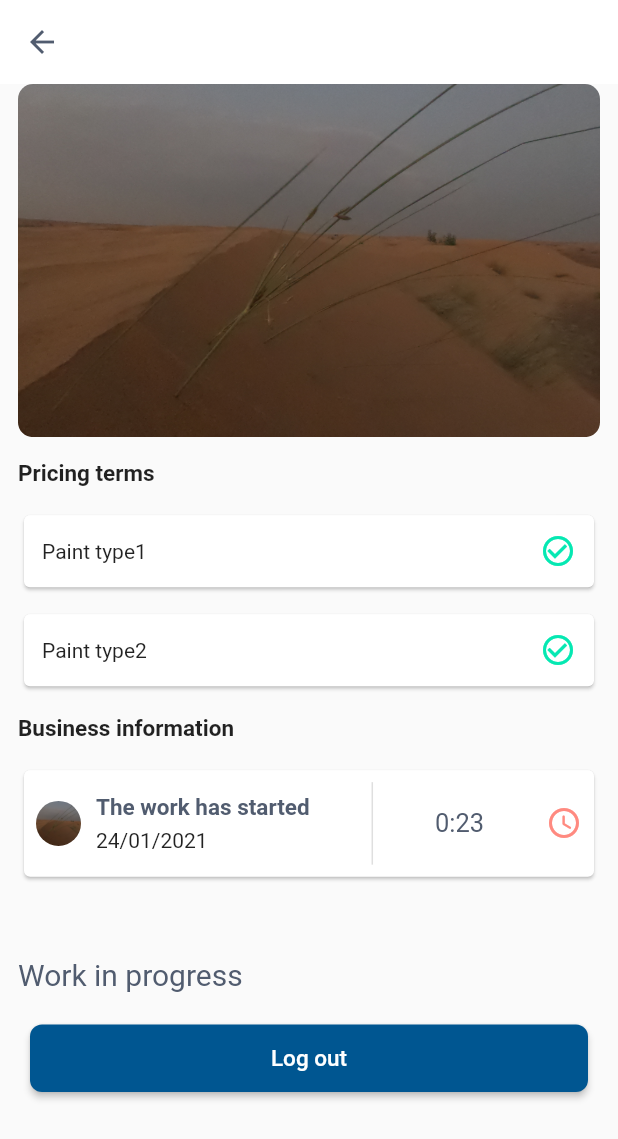
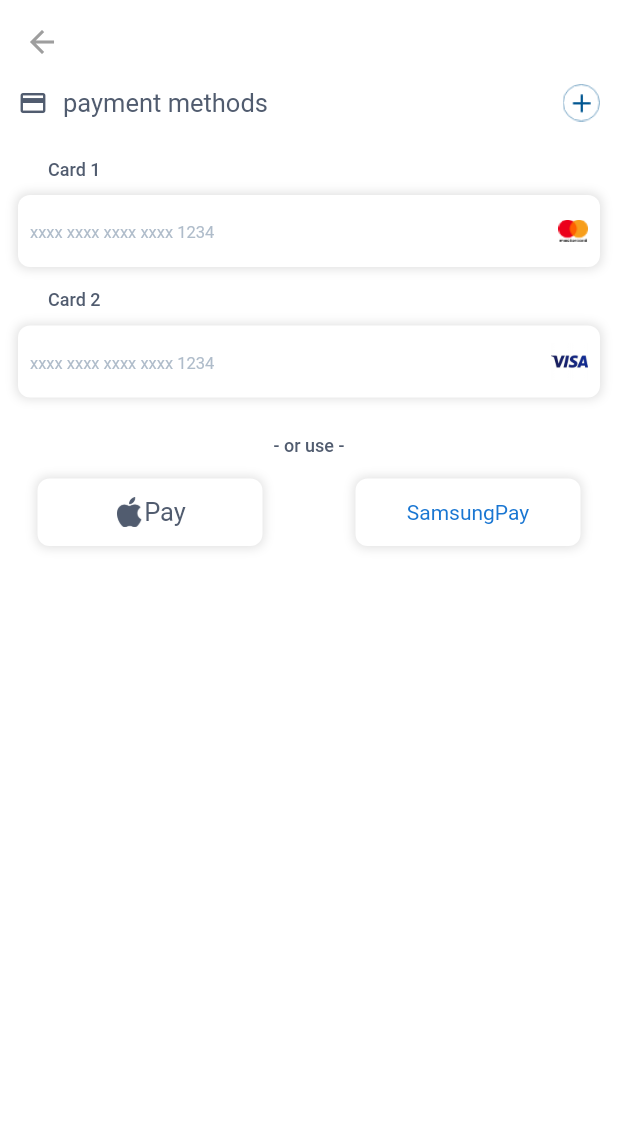
Before and after one commit to Ardhra-Vibin/my_ess, a Flutter app: the PricingTermsScreen screen opened directly, after a tap on "Log out", on a phone screen of 412 x 824 dp. Shown: the top 1139 px of the screen. Run offline on Flutter 3.47's test engine with Material 2 defaults, Android fonts, the phone set to English and light mode, and no system bars; our stand-ins replace flutter_custom_clippers, material_design_icons_flutter, pin_code_fields, scrollable_positioned_list, shared_preferences; missing offline and left inert: dropdown_date_picker; accounts and stored records are empty.

Commit message:
card screens added

```diff
--- a/lib/Views/Categories/sub_categories_screen.dart
+++ b/lib/Views/Categories/sub_categories_screen.dart
@@ -1,6 +1,7 @@
 import 'package:dropdown_date_picker/dropdown_date_picker.dart';
 import 'package:flutter/cupertino.dart';
 import 'package:flutter/material.dart';
+import 'package:flutter_ess_app/Views/Chat/chat_screen.dart';
 import 'package:flutter_ess_app/Views/widgets.dart';
 import 'package:material_design_icons_flutter/material_design_icons_flutter.dart';
 import 'package:scrollable_positioned_list/scrollable_positioned_list.dart';
@@ -360,7 +361,8 @@ class _SubCategoriesState extends State<SubCategories> {
                                                             duration: Duration(milliseconds: 500),
                                                             curve: Curves.ease,
                                                           );
-                                                         // Navigator.push(context, MaterialPageRoute(builder: (context)=>))
+                                                          Navigator.push(context, MaterialPageRoute(builder: (context)=>ChatScreen(),
+                                                          ));
                                                         },
                                                           color:second,
                                                           height: 45,
--- a/lib/Views/WorkProgress/pricing_terms_screen.dart
+++ b/lib/Views/WorkProgress/pricing_terms_screen.dart
@@ -1,5 +1,6 @@
 import 'package:flutter/cupertino.dart';
 import 'package:flutter/material.dart';
+import 'package:flutter_ess_app/Views/payment/paymentmethod_screen.dart';
 
 import '../widgets.dart';
 import '../widgets.dart';
@@ -24,7 +25,8 @@ class _PricingTermsScreenState extends State<PricingTermsScreen> {
         backgroundColor: white,
         elevation: 0,
         iconTheme: IconThemeData(color: tG),
-        title: Text("Flat Paint"),
+        titleSpacing: 0,
+        title: Text("Flat Paint",style: f17tG,),
       ),
       body: SingleChildScrollView(
         child: Padding(
@@ -121,7 +123,7 @@ class _PricingTermsScreenState extends State<PricingTermsScreen> {
                   splashColor: second,
                   colorBrightness: Brightness.light,
                   onPressed: (){
-                    //Navigator.push(context, MaterialPageRoute(builder: (context) => MyNavigationBar()));
+                    Navigator.push(context, MaterialPageRoute(builder: (context) => PaymentMethod()));
                   },
                   shape: RoundedRectangleBorder(
                     borderRadius: BorderRadius.circular(8),
--- a/lib/Views/WorkProgress/work_progress_screen.dart
+++ b/lib/Views/WorkProgress/work_progress_screen.dart
@@ -18,7 +18,6 @@ class _WorkProgressState extends State<WorkProgress> {
     var w = MediaQuery.of(context).size.width;
     return Scaffold(
       backgroundColor: primary,
-
       body: Column(
         children: [
           Padding(
@@ -134,7 +133,7 @@ class _WorkProgressState extends State<WorkProgress> {
                       padding: const EdgeInsets.only(top: 10),
                       child: GestureDetector(
                         onTap: (){
-                          Navigator.push(context, MaterialPageRoute(builder: (context)=>CheckWorkScreen1(img:"assets/images/GOPR2792.JPG")));
+                          Navigator.push(context, MaterialPageRoute(builder: (context)=>CheckWorkScreen1(img:"assets/image/flatpaintchair.png")));
                         },
                         child: Container(
                           decoration: BoxDecoration(
@@ -160,7 +159,7 @@ class _WorkProgressState extends State<WorkProgress> {
                                           child: Container(
                                             height: 63,
                                             width: 90,
-                                            child: Image.asset("assets/images/GOPR2792.JPG",fit: BoxFit.fill,),
+                                            child: Image.asset("assets/image/flatpaintchair.png",fit: BoxFit.fill,),
                                           ),
                                         ),
                                         SizedBox(width: 10,),
--- /dev/null
+++ b/lib/Views/payment/paymentmethod_screen.dart
@@ -0,0 +1,169 @@
+import 'package:flutter/material.dart';
+
+import '../widgets.dart';
+import 'newcard_screen.dart';
+class PaymentMethod extends StatefulWidget {
+  @override
+  _PaymentMethodState createState() => _PaymentMethodState();
+}
+
+class _PaymentMethodState extends State<PaymentMethod> {
+  @override
+  Widget build(BuildContext context) {
+    return Scaffold(
+      backgroundColor: white,
+      appBar: AppBar(
+        backgroundColor: white,
+        iconTheme: IconThemeData(
+          color: Colors.grey,
+        ),
+        elevation: 0,
+      ),
+      body: SingleChildScrollView(
+        child: Padding(
+          padding: const EdgeInsets.only(left: 12,right: 12),
+          child: Column(
+            crossAxisAlignment: CrossAxisAlignment.start,
+            children: [
+              Row(
+                mainAxisAlignment: MainAxisAlignment.spaceBetween,
+                children: [
+                  Row(
+                    children: [
+                      Icon(Icons.payment,size: 20,color: tG,),
+                      SizedBox(width: 10,),
+                      Text("payment methods",style: f17tG,),
+                    ],
+                  ),
+                  GestureDetector(
+                    onTap: (){
+                      Navigator.push(context, MaterialPageRoute(builder: (context)=>NewCard()));
+                    },
+                      child: Image.asset("assets/image/add_circle.png",height: 25,))
+                ],
+              ),
+              SizedBox(height: 25,),
+              Padding(
+                padding: const EdgeInsets.only(left: 20),
+                child: Text("Card 1",style: f12tGw500,),
+              ),
+              SizedBox(height: 10,),
+              Container(
+                decoration: BoxDecoration(
+                    color: white,
+                    borderRadius: BorderRadius.circular(8),
+                    boxShadow: [BoxShadow(color: Colors.grey[300],
+                        spreadRadius: 1,blurRadius: 5),]
+                ),
+                child: Padding(
+                  padding: const EdgeInsets.only(left: 8,right: 8),
+                  child: Row(
+                    mainAxisAlignment: MainAxisAlignment.spaceBetween,
+                    children: [
+                      Container(
+                        width: 150,
+                        child: TextField(
+                          style: f15,
+                          decoration: InputDecoration(
+                            hintText: "xxxx xxxx xxxx xxxx 1234",
+                            hintStyle:f11sG,
+                            border: InputBorder.none
+                          ),
+                        ),
+                      ),
+                      Image.asset("assets/image/paymentred.png",height: 15,)
+                    ],
+                  ),
+                ),
+              ),
+              SizedBox(height: 15,),
+              Padding(
+                padding: const EdgeInsets.only(left: 20),
+                child: Text("Card 2",style: f12tGw500,),
+              ),
+              SizedBox(height: 10,),
+              Container(
+                decoration: BoxDecoration(
+                    color: white,
+                    borderRadius: BorderRadius.circular(8),
+                    boxShadow: [BoxShadow(color: Colors.grey[300],
+                        spreadRadius: 1,blurRadius: 5),]
+                ),
+                child: Padding(
+                  padding: const EdgeInsets.only(left: 8,right: 8),
+                  child: Row(
+                    mainAxisAlignment: MainAxisAlignment.spaceBetween,
+                    children: [
+                      Container(
+                        width: 150,
+                        child: TextField(
+                          style: f15,
+                          decoration: InputDecoration(
+                              hintText: "xxxx xxxx xxxx xxxx 1234",
+                              hintStyle:f11sG,
+                              border: InputBorder.none
+                          ),
+                        ),
+                      ),
+                      Image.asset("assets/image/visa_text.jpeg",height: 25,)
+                    ],
+                  ),
+                ),
+              ),
+              SizedBox(height: 25,),
+              Center(child: Text("- or use -",style: f12tGw500,)),
+              SizedBox(height: 15,),
+              Row(
+                mainAxisAlignment: MainAxisAlignment.spaceAround,
+                children: [
+                  Container(
+                    width: 150,
+                    height: 45,
+                    decoration: BoxDecoration(
+                        color: white,
+                        borderRadius: BorderRadius.circular(8),
+                        boxShadow: [BoxShadow(color: Colors.grey[300],
+                            spreadRadius: 1,blurRadius: 5),]
+                    ),
+                    child: Padding(
+                      padding: const EdgeInsets.only(left: 8,right: 8),
+                      child: Center(
+                        child: Row(
+                          mainAxisAlignment: MainAxisAlignment.center,
+                         children: [
+                            Image.asset("assets/image/apple.png",height: 20,color: tG,),
+                            Text("Pay",style: f17tG,),
+                          ],
+                        ),
+                      ),
+                    ),
+                  ),
+                  SizedBox(width: 10,),
+                  Container(
+                    width: 150,
+                    height: 45,
+                    decoration: BoxDecoration(
+                        color: white,
+                        borderRadius: BorderRadius.circular(8),
+                        boxShadow: [BoxShadow(color: Colors.grey[300],
+                            spreadRadius: 1,blurRadius: 5),]
+                    ),
+                    child: Padding(
+                      padding: const EdgeInsets.only(left: 8,right: 8),
+                      child: Center(
+                        child: Text("SamsungPay",style: TextStyle(
+                          color:Colors.blue[700]
+                        ),)
+                      )
+                    ),
+                  ),
+
+                ],
+              ),
+            ],
+          ),
+        ),
+      ),
+    );
+  }
+}
```
Also changed, not shown: lib/Views/payment/newcard_screen.dart (added, +173 -0 lines), pubspec.yaml (+7 -0 lines), assets/icons/message.png (added), assets/image/Visa.png (added), assets/image/add_circle.png (added), assets/image/apple.png (added), assets/image/bell_round.png (added), assets/image/flatpaintchair.png (added), assets/image/paymentred.png (added), assets/image/samsung_pay.png (added), assets/image/visa_text.jpeg (added).
